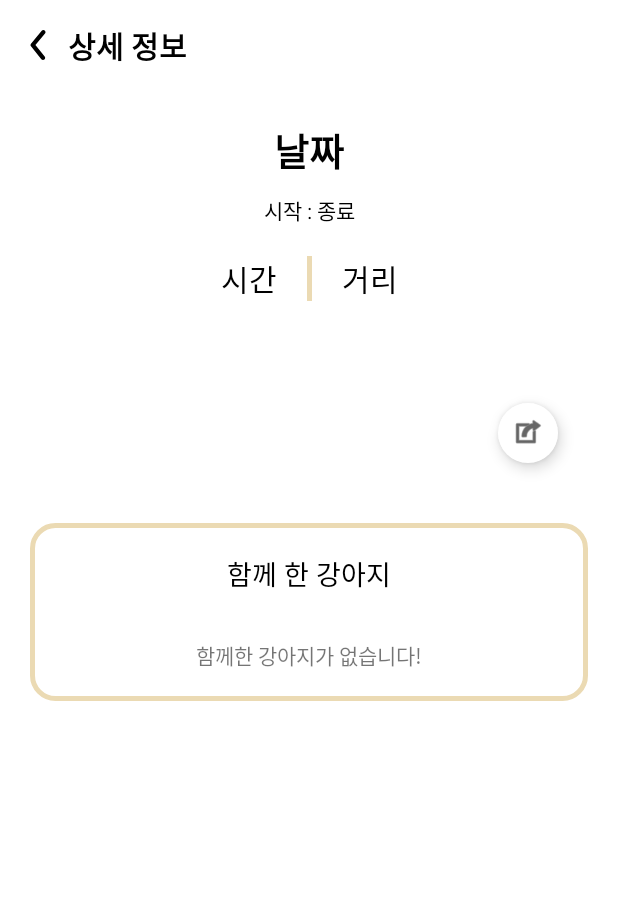
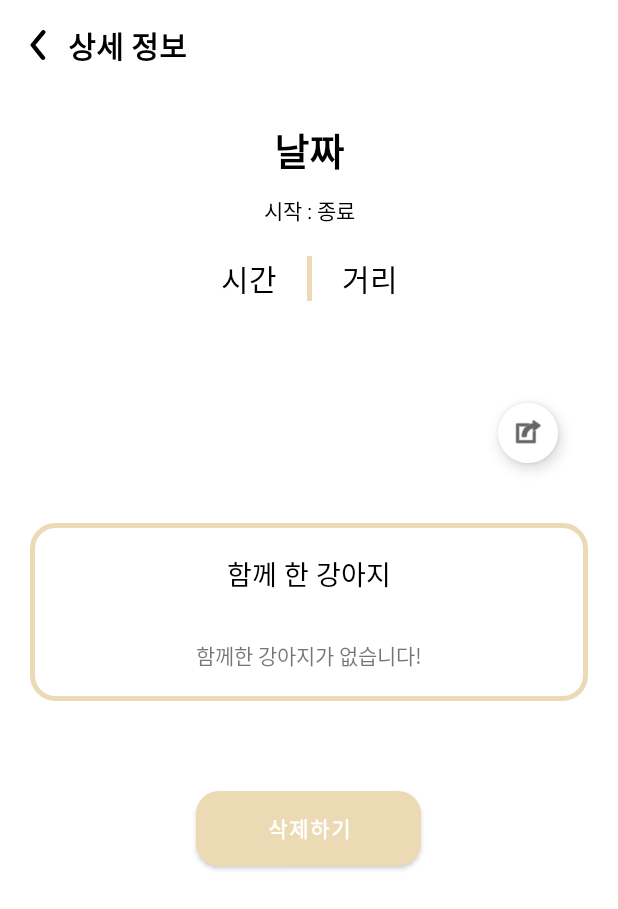
Before and after one commit to qqqqlss/arouDog, an Android app built with Jetpack Compose: the WalkInfoActivity screen opened directly, with no data from a screen before it, on a phone screen of 412 x 824 dp. Shown: the top 909 px of the screen. Run offline under Robolectric (Android 15) with nearby library versions, the phone set to English and light mode, and no system bars; pictures from the network do not load; 1 statement that could not run was skipped.

Commit message:
Feat: add delete walk info
산책 정보 삭제

```diff
--- a/app/src/main/java/com/example/aroundog/Service/WalkService.kt
+++ b/app/src/main/java/com/example/aroundog/Service/WalkService.kt
@@ -56,5 +56,10 @@ interface WalkService {
     @GET("/walk/{walkId}/info")
     fun getWalkInfo(
         @Path("walkId") walkId: Long
-    ):Call<WalkInfoDto>
+    ): Call<WalkInfoDto>
+
+    @DELETE("/walk/{walkId}")
+    fun delete(
+        @Path("walkId") walkId:Long
+    ):Call<Boolean>
 }
--- a/app/src/main/res/layout/activity_walk_info.xml
+++ b/app/src/main/res/layout/activity_walk_info.xml
@@ -158,6 +158,18 @@
                     android:textSize="14sp" />
             </LinearLayout>
 
+            <Button
+                android:id="@+id/walkInfoButton"
+                android:layout_width="150dp"
+                android:layout_height="50dp"
+                android:layout_gravity="center"
+                android:layout_marginTop="50dp"
+                android:layout_marginBottom="20dp"
+                android:background="@drawable/style_rounded_postive_button"
+                android:fontFamily="@font/nanum_square_eb"
+                android:text="삭제하기"
+                android:textColor="@color/white"
+                android:textStyle="bold" />
         </LinearLayout>
     </ScrollView>
 
```
Also changed, not shown: app/src/main/java/com/example/aroundog/WalkInfoActivity.kt (+25 -0 lines).
